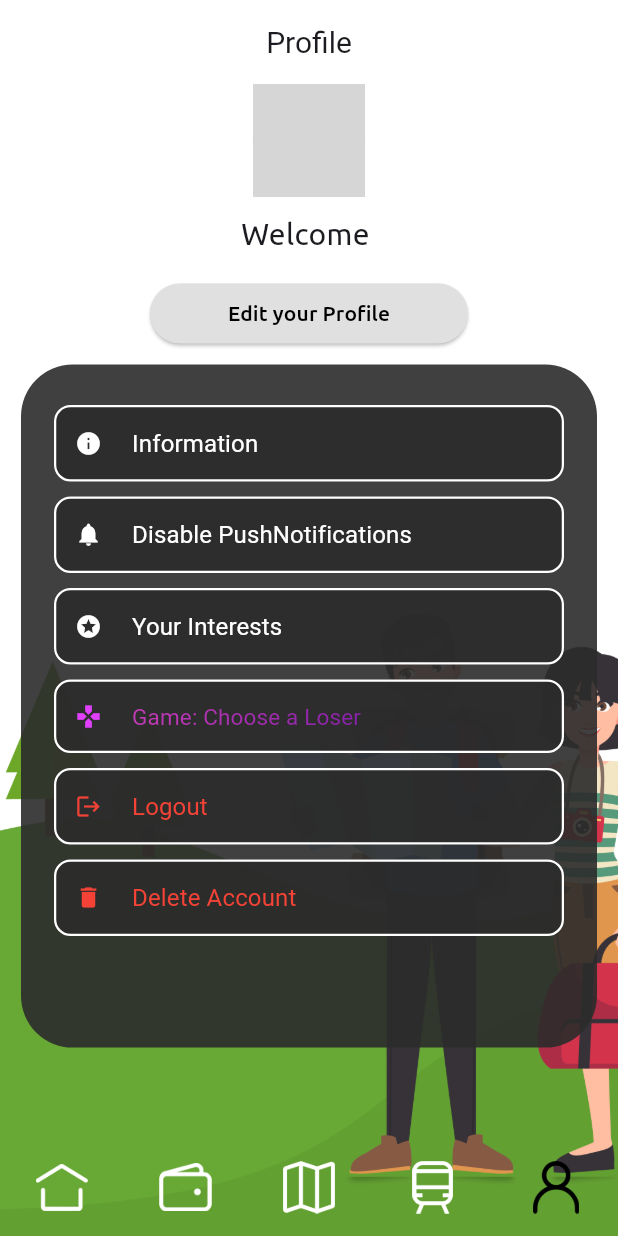
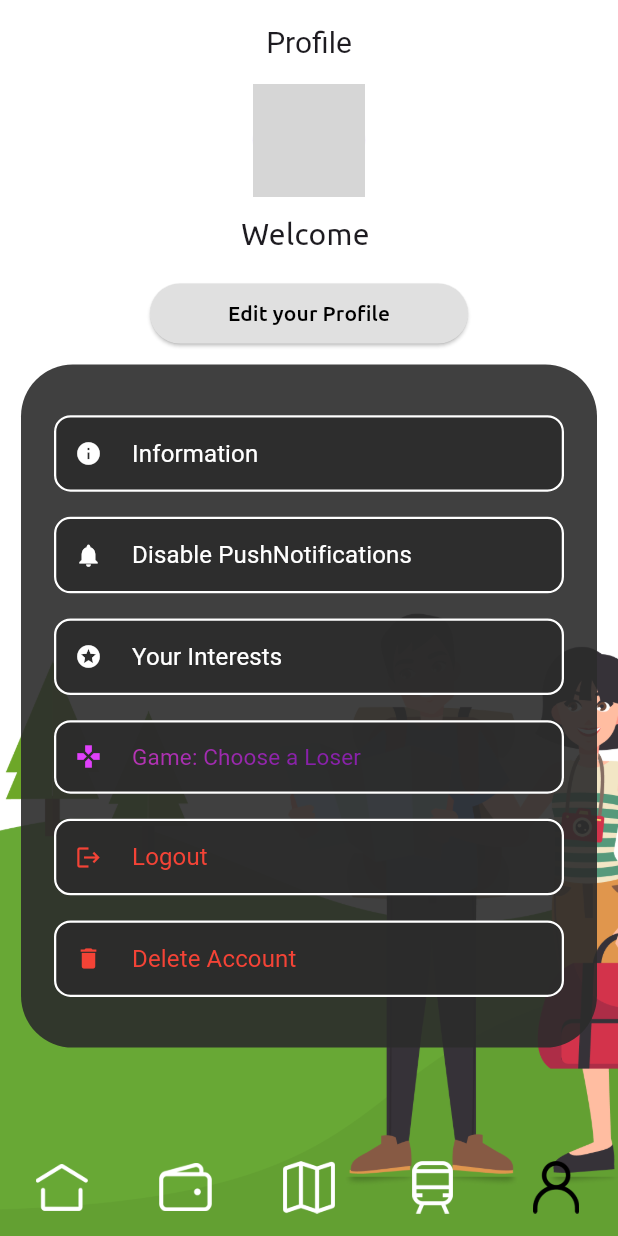
Before and after one commit to mithuGit/TripTip, a Flutter app: the ProfilePage screen opened by its route, on a phone screen of 412 x 824 dp. Run offline on Flutter 3.47's test engine with Material 3 defaults, Android fonts, the phone set to English and light mode, and no system bars; our stand-ins replace cloud_firestore, cloud_functions, file_picker, firebase_auth, firebase_core, firebase_messaging and 19 more; missing offline and left inert: flame, flutter_facebook_auth, flutter_pdfview, flutter_polyline_points, flutter_quill, flutter_stripe and 2 more; accounts and stored records are empty; generated files the repository leaves out were written again; network calls fail; Roboto replaces fonts that are missing (fonts/Ubuntu-Regular.ttf); project files that could hold a hidden picture were left out; grey boxes are pictures that could not be loaded.

```diff
--- a/lib/ui/views/profile/profile.dart
+++ b/lib/ui/views/profile/profile.dart
@@ -151,8 +151,8 @@ class _ProfilePageState extends State<ProfilePage> {
                     ),
                     child: Padding(
                       padding: const EdgeInsets.all(22),
-                      child: SingleChildScrollView(
                       child: Column(
+                        mainAxisAlignment: MainAxisAlignment.spaceEvenly,
                         children: [
                           ProfileButton(
                             title: "Information",
@@ -237,7 +237,6 @@ class _ProfilePageState extends State<ProfilePage> {
                   ),
                 ),
               ),
-              ),
             ],
           )),
     );
--- a/lib/ui/views/trip_setup_pages/change_trip.dart
+++ b/lib/ui/views/trip_setup_pages/change_trip.dart
@@ -10,7 +10,6 @@ import 'package:font_awesome_flutter/font_awesome_flutter.dart';
 import 'package:internet_praktikum/ui/widgets/centerText.dart';
 import 'package:internet_praktikum/ui/widgets/errorSnackbar.dart';
 import 'package:internet_praktikum/ui/widgets/modalButton.dart';
-import 'package:internet_praktikum/ui/widgets/my_button.dart';
 
 class ChangeTrip extends StatefulWidget {
   const ChangeTrip({super.key});
```
Also changed, not shown: lib/ui/views/trip_setup_pages/create_trip.dart (+5 -4 lines). Lines whose indentation alone changed are shown as unchanged.
